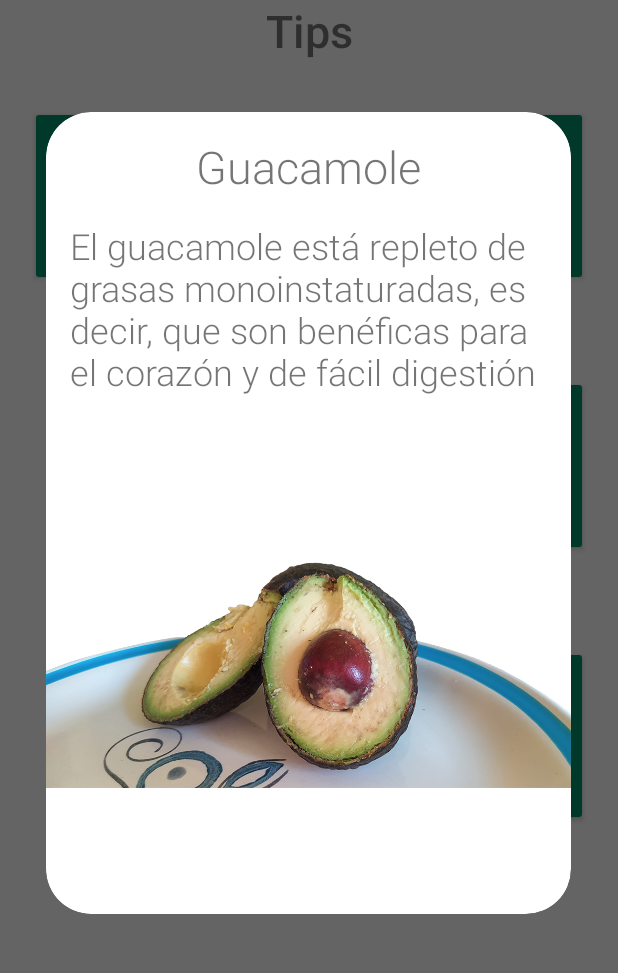
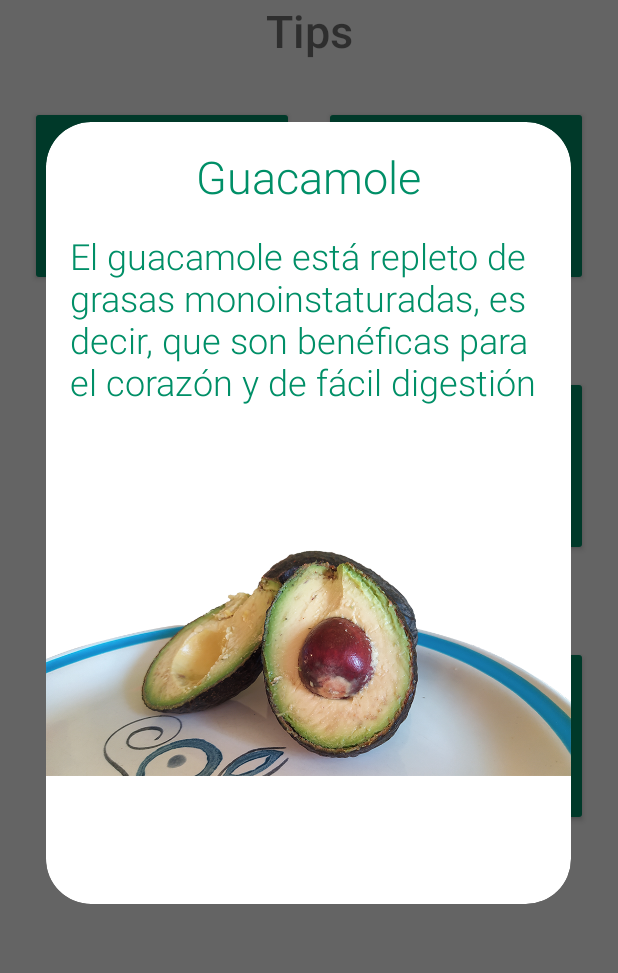
Before and after one commit to UPclopezpProjects/AplicacionMovil, an Android app: the fragment Guacamole placed in its activity, on a phone screen of 412 x 824 dp, the part 105-1078 px from its top. Run offline under Robolectric (Android 15) with nearby library versions, the phone set to English and light mode, and no system bars.

Commit message:
tips
cambié el color del texto en los alerDialog

```diff
--- a/app/src/main/java/com/example/desarrolloresidencia/Network/Apis/APIAmazon.kt
+++ b/app/src/main/java/com/example/desarrolloresidencia/Network/Apis/APIAmazon.kt
@@ -27,7 +27,6 @@ interface APIAmazon {
     @FormUrlEncoded
     @PUT("userUpdate/{id}")
     suspend fun actualizarUsurio(
-            @Field("email") email: String?,
             @Field("password") password: String?,
             @Field("nameOfUser") nameOfUser: String?,
             @Field("status") status: String?,
--- a/app/src/main/java/com/example/desarrolloresidencia/Network/model/Login/User.kt
+++ b/app/src/main/java/com/example/desarrolloresidencia/Network/model/Login/User.kt
@@ -13,5 +13,7 @@ data class User(
     val nameOfUser: String,
     val password: String,
     val status: String,
-    val typeOfUser: String
+    val typeOfUser: String,
+    val surnameA: String,
+    val surnameB: String
 )
--- a/app/src/main/java/com/example/desarrolloresidencia/Repository/AmazonRepository.kt
+++ b/app/src/main/java/com/example/desarrolloresidencia/Repository/AmazonRepository.kt
@@ -21,11 +21,11 @@ class AmazonRepository {
         return APIAmazon().Logearse(email, password, "authentication", "loginUser")
     }
 
-    suspend fun actualizarUsuario(nombre:String, apellidoP:String, apellidoM:String, email:String, contrasena:String, id:String, token:String):Response<LoginUsers>{
+    suspend fun actualizarUsuario(nombre:String, apellidoP:String, apellidoM:String, contrasena:String, id:String, token:String):Response<LoginUsers>{
         Log.d("repositorio id", "$id")
         Log.d("repositorio token", "$token")
         //return MyApi().actualizarUsurio("$email", "$contrasena", "$nombre", "true", "$apellidoP", "$apellidoM", "update", "updateMe", "48d6adacee72fea2034b636a029d3ea9", "$id", "$token")
-        return APIAmazon().actualizarUsurio("$email", "$contrasena", "$nombre", "true", "$apellidoP", "$apellidoM", "update", "updateMe", "48d6adacee72fea2034b636a029d3ea9", "$id", "$token")
+        return APIAmazon().actualizarUsurio("$contrasena", "$nombre", "true", "$apellidoP", "$apellidoM", "update", "updateMe", "48d6adacee72fea2034b636a029d3ea9", "$id", "$token")
     }
 
     suspend fun recuperarPassword(email: String):Response<com.example.desarrolloresidencia.Network.model.RecuperarPass.Response>{
--- a/app/src/main/java/com/example/desarrolloresidencia/UI/AlertDialog/Recetas.kt
+++ b/app/src/main/java/com/example/desarrolloresidencia/UI/AlertDialog/Recetas.kt
@@ -31,7 +31,7 @@ private val binding get() = _binding!!
     override fun onStart() {
         super.onStart()
         val width = (resources.displayMetrics.widthPixels * 0.85).toInt()
-        val height = (resources.displayMetrics.heightPixels * 0.40).toInt()
+        val height = (resources.displayMetrics.heightPixels * 0.35).toInt()
         dialog!!.window?.setLayout(width, ViewGroup.LayoutParams.WRAP_CONTENT)
     }
 
--- a/app/src/main/java/com/example/desarrolloresidencia/ViewModel/ActualizarViewModel.kt
+++ b/app/src/main/java/com/example/desarrolloresidencia/ViewModel/ActualizarViewModel.kt
@@ -11,7 +11,7 @@ class ActualizarViewModel(): ViewModel() {
     var nombre: String? = null
     var apellidoP: String? = null
     var apellidoM: String? = null
-    var email: String? = null
+    //var email: String? = null
     var password: String? = null
 
     var authListener: AuthListener? = null
@@ -21,7 +21,7 @@ class ActualizarViewModel(): ViewModel() {
             authListener?.onStarted()
             try {
                 //Coroutines.main {
-                val response = AmazonRepository().actualizarUsuario("$nombre", "$apellidoP", "$apellidoM", "$email", "$password", "${responseUser.user?.email}", "${responseUser.token}")
+                val response = AmazonRepository().actualizarUsuario("$nombre", "$apellidoP", "$apellidoM", "$password", "${responseUser.user?.email}", "${responseUser.token}")
 
                 if (response.isSuccessful) {
                     responseUser.message = response.body()!!.message
--- a/app/src/main/res/drawable/ic_baseline_qr_code_2_24.xml
+++ b/app/src/main/res/drawable/ic_baseline_qr_code_2_24.xml
@@ -1,4 +1,4 @@
-<vector android:height="24dp" android:tint="#FFFFFF"
+<vector android:height="24dp" android:tint="#008F67"
     android:viewportHeight="24" android:viewportWidth="24"
     android:width="24dp" xmlns:android="http://schemas.android.com/apk/res/android">
     <path android:fillColor="@android:color/white" android:pathData="M15,21h-2v-2h2V21zM13,14h-2v5h2V14zM21,12h-2v4h2V12zM19,10h-2v2h2V10zM7,12H5v2h2V12zM5,10H3v2h2V10zM12,5h2V3h-2V5zM4.5,4.5v3h3v-3H4.5zM9,9H3V3h6V9zM4.5,16.5v3h3v-3H4.5zM9,21H3v-6h6V21zM16.5,4.5v3h3v-3H16.5zM21,9h-6V3h6V9zM19,19v-3l-4,0v2h2v3h4v-2H19zM17,12l-4,0v2h4V12zM13,10H7v2h2v2h2v-2h2V10zM14,9V7h-2V5h-2v4L14,9zM6.75,5.25h-1.5v1.5h1.5V5.25zM6.75,17.25h-1.5v1.5h1.5V17.25zM18.75,5.25h-1.5v1.5h1.5V5.25z"/>
--- a/app/src/main/res/layout/activity_scanner_q_r.xml
+++ b/app/src/main/res/layout/activity_scanner_q_r.xml
@@ -94,7 +94,7 @@
                     app:layout_constraintEnd_toEndOf="@+id/imageView4"
                     app:layout_constraintStart_toStartOf="@+id/imageView4"
                     app:layout_constraintTop_toTopOf="@+id/imageView4"
-                    app:layout_constraintVertical_bias="0.758" />
+                    app:layout_constraintVertical_bias="0.759" />
 
             </androidx.constraintlayout.widget.ConstraintLayout>
         </LinearLayout>
--- a/app/src/main/res/layout/fragment_guacamole.xml
+++ b/app/src/main/res/layout/fragment_guacamole.xml
@@ -1,10 +1,9 @@
 <?xml version="1.0" encoding="utf-8"?>
-<LinearLayout xmlns:android="http://schemas.android.com/apk/res/android"
+<androidx.constraintlayout.widget.ConstraintLayout xmlns:android="http://schemas.android.com/apk/res/android"
     xmlns:app="http://schemas.android.com/apk/res-auto"
     xmlns:tools="http://schemas.android.com/tools"
     android:layout_width="match_parent"
-    android:layout_height="wrap_content"
-    android:orientation="vertical"
+    android:layout_height="match_parent"
     tools:context=".UI.AlertDialog.Guacamole">
 
     <TextView
@@ -15,6 +14,7 @@
         android:layout_marginTop="16dp"
         android:fontFamily="sans-serif-light"
         android:text="Guacamole"
+        android:textColor="@color/colorPrimary"
         android:textSize="30sp"
         app:layout_constraintEnd_toEndOf="parent"
         app:layout_constraintStart_toStartOf="parent"
@@ -22,7 +22,7 @@
 
     <TextView
         android:id="@+id/textView23"
-        android:layout_width="wrap_content"
+        android:layout_width="match_parent"
         android:layout_height="wrap_content"
         android:layout_marginStart="16dp"
         android:layout_marginTop="16dp"
@@ -30,6 +30,7 @@
         android:fontFamily="sans-serif-light"
         android:text="El guacamole está repleto de grasas monoinstaturadas, es decir, que son benéficas para el corazón y de fácil digestión"
         android:textAlignment="textStart"
+        android:textColor="@color/colorPrimary"
         android:textSize="24sp"
         app:layout_constraintEnd_toEndOf="parent"
         app:layout_constraintStart_toStartOf="parent"
@@ -38,12 +39,11 @@
     <ImageView
         android:id="@+id/imageView6"
         android:layout_width="match_parent"
-        android:layout_height="494px"
-        android:layout_marginTop="16sp"
-        android:foregroundGravity="bottom"
+        android:layout_height="498px"
         app:layout_constraintBottom_toBottomOf="parent"
         app:layout_constraintEnd_toEndOf="parent"
         app:layout_constraintStart_toStartOf="parent"
         app:layout_constraintTop_toBottomOf="@+id/textView23"
+        app:layout_constraintVertical_bias="1.0"
         app:srcCompat="@drawable/img_20210508_075746" />
-</LinearLayout>
+</androidx.constraintlayout.widget.ConstraintLayout>
--- a/app/src/main/res/values/colors.xml
+++ b/app/src/main/res/values/colors.xml
@@ -17,4 +17,5 @@
     <color name="teal_700">#FF018786</color>
     <color name="black">#FF000000</color>
     <color name="white">#FFFFFFFF</color>
+    <color name="gray">#9b9b9b</color>
 </resources>
```
Also changed, not shown: app/src/main/java/com/example/desarrolloresidencia/UI/ModificacionUsuario.kt (+6 -11 lines), app/src/main/res/layout/activity_modificacion_usuario.xml (+0 -14 lines), app/src/main/res/layout/fragment_aceite.xml (+6 -4 lines), app/src/main/res/layout/fragment_belleza.xml (+6 -4 lines), app/src/main/res/layout/fragment_recetas.xml (+5 -2 lines).
